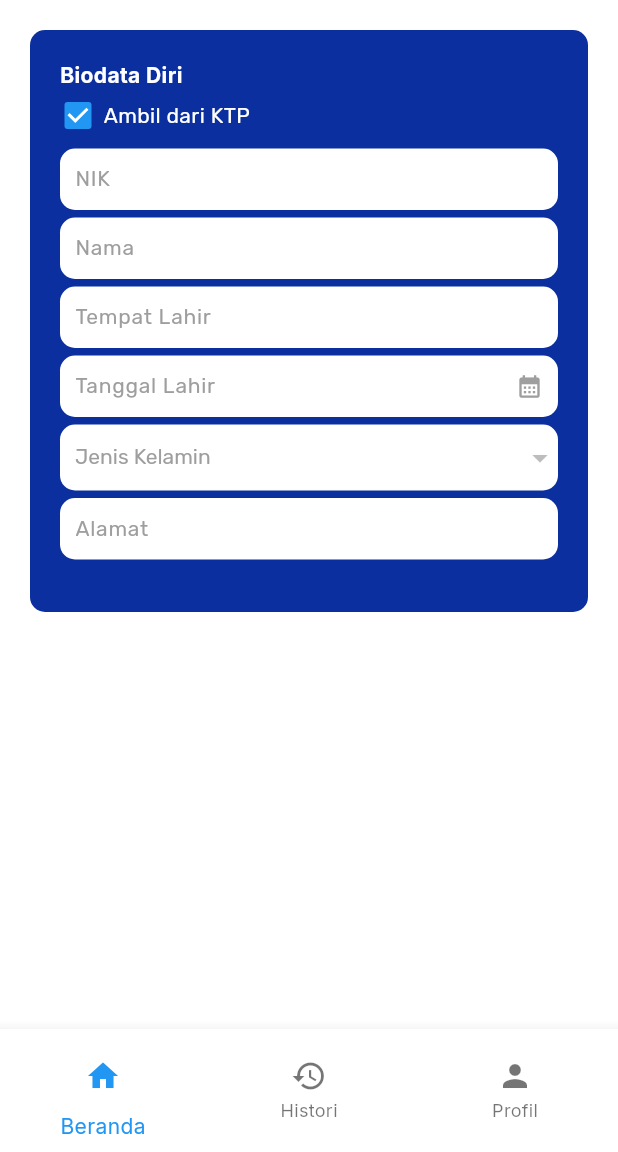
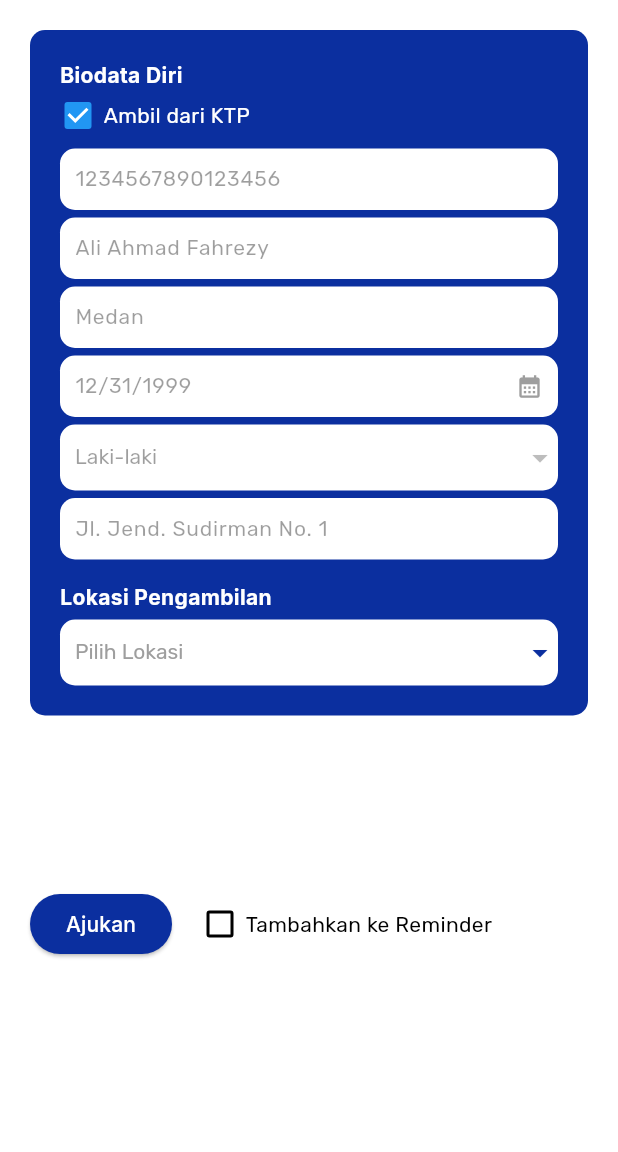
Before and after one commit to FahrezyAli/satu_untuk_rakyat, a Flutter app: the SimFormPage screen opened by its route, on a phone screen of 412 x 824 dp, the part 84-1236 px from its top. Run offline on Flutter 3.47's test engine with Material 3 defaults, Android fonts, the phone set to English and light mode, and no system bars; generated files the repository leaves out were written again.

Commit message:
sim form progress 2

```diff
--- a/lib/components/navigation_bar.dart
+++ b/lib/components/navigation_bar.dart
@@ -27,8 +27,8 @@ class _SuratNavigationBarState extends State<SuratNavigationBar> {
           label: "Beranda",
         ),
         BottomNavigationBarItem(
-          icon: Icon(Icons.history),
-          label: "Histori",
+          icon: Icon(Icons.add),
+          label: "Tambah Dokumen",
         ),
         BottomNavigationBarItem(
           icon: Icon(Icons.person),
--- a/lib/components/scaffold.dart
+++ b/lib/components/scaffold.dart
@@ -4,15 +4,22 @@ import 'package:satu_untuk_rakyat/components/navigation_bar.dart';
 
 class SuratScaffold extends StatelessWidget {
   final String? title;
-  final bool? useDrawer;
+  final bool useDrawer;
+  final bool useNavigationBar;
   final Widget? body;
 
-  const SuratScaffold({super.key, this.title, this.useDrawer, this.body});
+  const SuratScaffold({
+    super.key,
+    this.title,
+    this.useDrawer = true,
+    this.useNavigationBar = true,
+    this.body,
+  });
 
   @override
   Widget build(BuildContext context) {
     return Scaffold(
-      drawer: useDrawer ?? true ? SuratDrawer() : null,
+      drawer: useDrawer ? SuratDrawer() : null,
       appBar: AppBar(
         title: Text(title ?? "Surat"),
         actions: [
@@ -38,7 +45,7 @@ class SuratScaffold extends StatelessWidget {
           SizedBox(width: 20),
         ],
       ),
-      bottomNavigationBar: SuratNavigationBar(),
+      bottomNavigationBar: useNavigationBar ? SuratNavigationBar() : null,
       body: body,
     );
   }
--- a/lib/src/sim/sim_form_page.dart
+++ b/lib/src/sim/sim_form_page.dart
@@ -14,6 +14,7 @@ class SimFormPage extends StatefulWidget {
 
 class _SimFormPageState extends State<SimFormPage> {
   bool useKTP = true;
+  bool useReminder = false;
 
   TextEditingController nikController = TextEditingController();
   TextEditingController nameController = TextEditingController();
@@ -44,6 +45,12 @@ class _SimFormPageState extends State<SimFormPage> {
   }
 
   @override
+  void initState() {
+    super.initState();
+    setKTPData(useKTP);
+  }
+
+  @override
   void dispose() {
     nikController.dispose();
     nameController.dispose();
@@ -57,8 +64,9 @@ class _SimFormPageState extends State<SimFormPage> {
   Widget build(BuildContext context) {
     return SuratScaffold(
       useDrawer: false,
+      useNavigationBar: false,
       title: "SIM",
-      body: ListView(
+      body: Column(
         children: [
           Container(
             margin: EdgeInsets.symmetric(horizontal: 20, vertical: 20),
@@ -185,12 +193,70 @@ class _SimFormPageState extends State<SimFormPage> {
                         hintText: "Alamat",
                         enabled: !useKTP,
                       ),
-                      SizedBox(height: 15)
                     ],
                   ),
-                )
+                ),
+                SizedBox(height: 15),
+                Text(
+                  "Lokasi Pengambilan",
+                  style: TextStyle(
+                    color: Colors.white,
+                    fontSize: 14,
+                    fontWeight: FontWeight.bold,
+                  ),
+                ),
+                SizedBox(height: 5),
+                SuratDropdownField(
+                  value: null,
+                  hintText: "Pilih Lokasi",
+                  enabled: true,
+                  items: [
+                    DropdownMenuItem(
+                      value: "1",
+                      child: Text("Kantor Polisi"),
+                    ),
+                    DropdownMenuItem(
+                      value: "2",
+                      child: Text("Kantor Samsat"),
+                    ),
+                  ],
+                  onChanged: (value) {},
+                ),
               ],
             ),
+          ),
+          SizedBox(height: 75),
+          Row(
+            children: [
+              Container(
+                alignment: Alignment.centerLeft,
+                margin: EdgeInsets.symmetric(horizontal: 20, vertical: 20),
+                child: ElevatedButton(
+                  onPressed: () {},
+                  child: Text("Ajukan"),
+                ),
+              ),
+              Container(
+                width: 24,
+                height: 24,
+                margin: EdgeInsets.fromLTRB(0, 5, 5, 5),
+                child: Checkbox(
+                  value: useReminder,
+                  onChanged: (value) {
+                    setState(() {
+                      useReminder = value!;
+                    });
+                  },
+                ),
+              ),
+              Text(
+                "Tambahkan ke Reminder",
+                style: TextStyle(
+                  fontFamily: "Rubik",
+                  fontSize: 14,
+                ),
+              ),
+            ],
           ),
         ],
       ),
--- a/pubspec.yaml
+++ b/pubspec.yaml
@@ -10,6 +10,7 @@ environment:
   sdk: ^3.5.4
 
 dependencies:
+  dotted_border: ^2.1.0
   flutter:
     sdk: flutter
   flutter_localizations:
```
Also changed, not shown: pubspec.lock.
